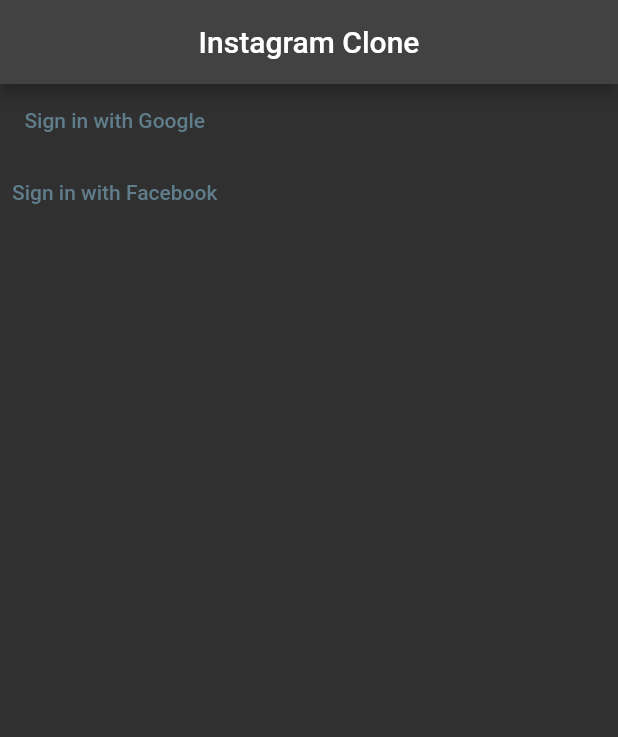
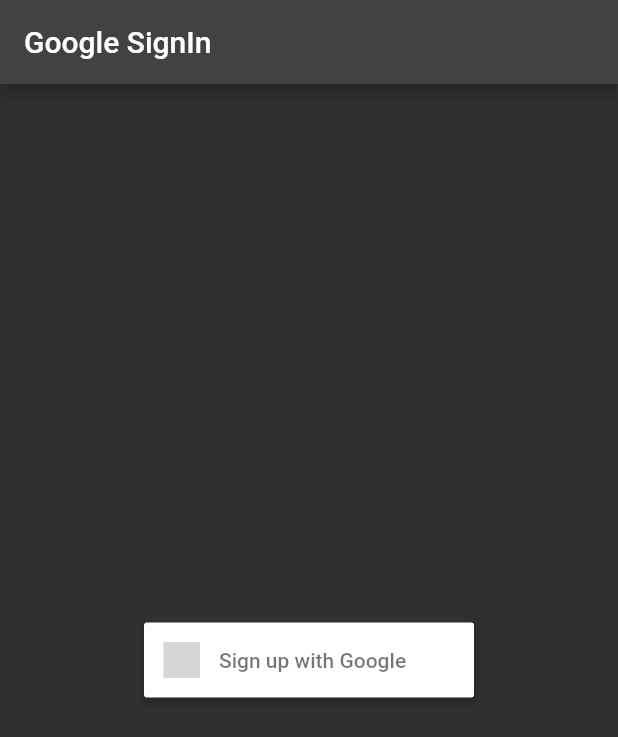
Before and after one commit to SlowedWalk/flutter_instagram_clone, a Flutter app: the screen it shows after launch, on a phone screen of 412 x 824 dp. Shown: the top 737 px of the screen. Run offline on Flutter 3.47's test engine with Material 2 defaults, Android fonts, the phone set to English and light mode, and no system bars; drawn by our look-alikes of sign_in_button; our stand-ins replace firebase_auth, firebase_core, google_sign_in, hooks_riverpod; accounts and stored records are empty; grey boxes are pictures that could not be loaded.

Commit message:
google auth complete

```diff
--- a/lib/main.dart
+++ b/lib/main.dart
@@ -1,9 +1,11 @@
+import 'package:firebase_auth/firebase_auth.dart';
 import 'package:flutter/material.dart';
 import 'package:firebase_core/firebase_core.dart' show Firebase;
 
 import 'package:hooks_riverpod/hooks_riverpod.dart';
 import 'package:instagram_clone/firebase_options.dart';
 import 'package:instagram_clone/state/auth/backend/authenticator.dart';
+import 'package:sign_in_button/sign_in_button.dart';
 
 extension Log on Object {
   void log() => debugPrint(toString());
@@ -45,32 +47,76 @@ class App extends StatelessWidget {
   }
 }
 
-class HomePage extends StatelessWidget {
+class HomePage extends StatefulWidget {
   const HomePage({super.key});
+
+  @override
+  State<HomePage> createState() => _HomePageState();
+}
+
+class _HomePageState extends State<HomePage> {
+  final FirebaseAuth _auth = FirebaseAuth.instance;
+  User? _user;
+
+  @override
+  void initState() {
+    super.initState();
+    _auth.authStateChanges().listen((event) {
+      setState(() {
+        _user = event;
+      });
+    });
+  }
 
   @override
   Widget build(BuildContext context) {
     return Scaffold(
       appBar: AppBar(
-        title: const Text('Instagram Clone'),
-        centerTitle: true,
+        title: const Text('Google SignIn'),
       ),
-      body: Column(
+      body: _user != null ? _userInfo() : _googleSignInButton(),
+    );
+  }
+
+  Widget _googleSignInButton() {
+    return Center(
+      child: SizedBox(
+        height: 50,
+        child: SignInButton(
+          Buttons.google,
+          text: "Sign up with Google",
+          onPressed: () async {
+            final result = await Authenticator().loginWithGoogle();
+            result.log();
+          },
+        ),
+      ),
+    );
+  }
+
+  Widget _userInfo() {
+    return SizedBox(
+      width: MediaQuery.of(context).size.width,
+      child: Column(
+        mainAxisAlignment: MainAxisAlignment.center,
+        crossAxisAlignment: CrossAxisAlignment.center,
+        mainAxisSize: MainAxisSize.max,
         children: [
-          TextButton(
-            onPressed: () async {
-              final result = await Authenticator().loginWithGoogle();
-              result.log();
-            },
-            child: const Text('Sign in with Google'),
+          Container(
+            height: 100,
+            width: 100,
+            decoration: BoxDecoration(
+              shape: BoxShape.circle,
+              image: DecorationImage(image: NetworkImage(_user!.photoURL!)),
+            ),
           ),
-          TextButton(
-            onPressed: () async {
-              final result = await Authenticator().loginWithFacebook();
-              result.log();
-            },
-            child: const Text('Sign in with Facebook'),
-          ),
+          Text(_user!.email!),
+          Text(_user!.displayName ?? ""),
+          MaterialButton(
+            onPressed: _auth.signOut,
+            color: Colors.red,
+            child: const Text("Sign Out"),
+          )
         ],
       ),
     );
--- a/pubspec.yaml
+++ b/pubspec.yaml
@@ -42,14 +42,15 @@ dependencies:
   uuid: ^4.2.1
   hooks_riverpod: ^2.4.8
   font_awesome_flutter: ^10.6.0
-  flutter_facebook_auth: ^6.0.3
+  sign_in_button: ^3.2.0
+  # flutter_facebook_auth: ^6.0.3
   google_sign_in: ^6.1.6
   image_picker: ^1.0.4
   image: ^4.1.3
   flutter_hooks: ^0.20.3
   collection: ^1.17.2
   intl: ^0.18.1
-#  video_thumbnail: ^0.5.3
+  video_thumbnail: ^0.5.3
   video_player: ^2.8.1
   lottie: ^2.7.0
   share_plus: ^7.2.1
```
Also changed, not shown: lib/state/auth/backend/authenticator.dart (+4 -41 lines), pubspec.lock.
